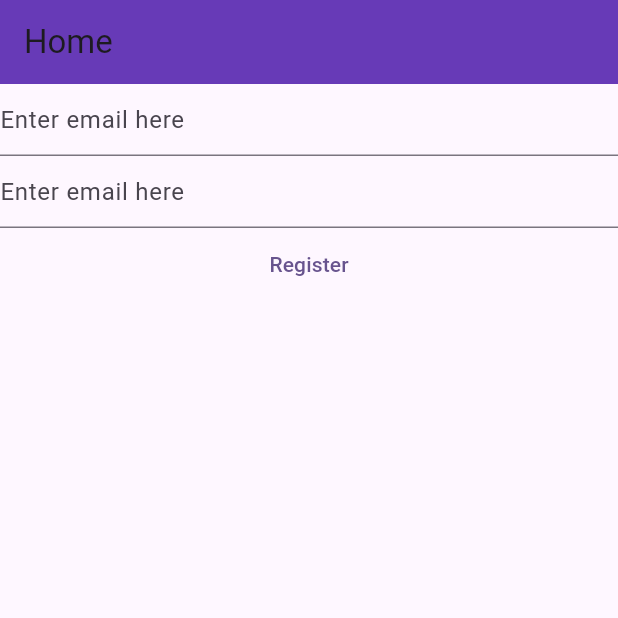
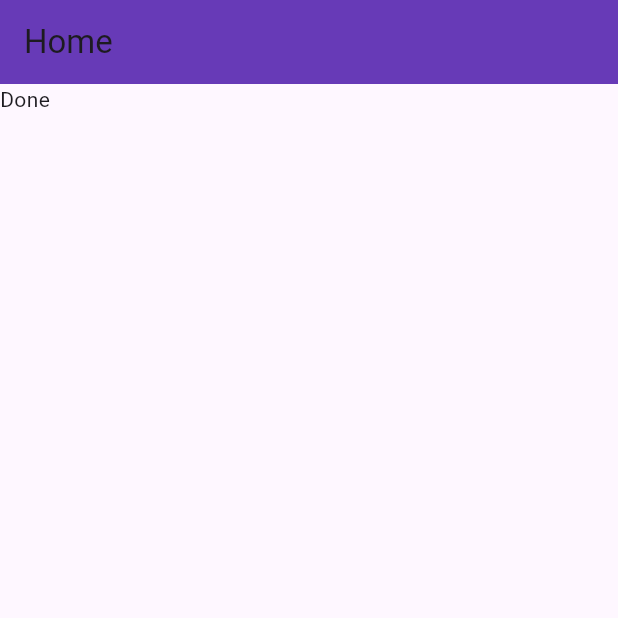
Before and after one commit to Kalzud/secondnotes, a Flutter app: the screen it shows after launch, on a phone screen of 412 x 824 dp, the top half of it. Run offline on Flutter 3.47's test engine with Material 2 defaults, Android fonts, the phone set to English and light mode, and no system bars; our stand-ins replace firebase_auth, firebase_core; accounts and stored records are empty.

Commit message:
second commit

```diff
--- a/lib/main.dart
+++ b/lib/main.dart
@@ -3,27 +3,12 @@ import 'package:firebase_auth/firebase_auth.dart';
 import 'package:flutter/material.dart';
 import 'package:secondnotes/firebase_options.dart';
 
-void main() {
+void main() async {
   WidgetsFlutterBinding.ensureInitialized();
   runApp(
     MaterialApp(
       title: 'Flutter Demo',
       theme: ThemeData(
-        // This is the theme of your application.
-        //
-        // TRY THIS: Try running your application with "flutter run". You'll see
-        // the application has a blue toolbar. Then, without quitting the app,
-        // try changing the seedColor in the colorScheme below to Colors.green
-        // and then invoke "hot reload" (save your changes or press the "hot
-        // reload" button in a Flutter-supported IDE, or press "r" if you used
-        // the command line to start the app).
-        //
-        // Notice that the counter didn't reset back to zero; the application
-        // state is not lost during the reload. To reset the state, use hot
-        // restart instead.
-        //
-        // This works for code too, not just values: Most code changes can be
-        // tested with just a hot reload.
         colorScheme: ColorScheme.fromSeed(seedColor: Colors.deepPurple),
         useMaterial3: true,
       ),
@@ -32,30 +17,8 @@ void main() {
   );
 }
 
-class HomePage extends StatefulWidget {
+class HomePage extends StatelessWidget {
   const HomePage({super.key});
-
-  @override
-  State<HomePage> createState() => _HomePageState();
-}
-
-class _HomePageState extends State<HomePage> {
-  late final TextEditingController _email;
-  late final TextEditingController _password;
-
-  @override
-  void initState() {
-    _email = TextEditingController();
-    _password = TextEditingController();
-    super.initState();
-  }
-
-  @override
-  void dispose() {
-    _email.dispose();
-    _password.dispose();
-    super.dispose();
-  }
 
   @override
   Widget build(BuildContext context) {
@@ -64,30 +27,24 @@ class _HomePageState extends State<HomePage> {
           title: const Text('Home'),
           backgroundColor: Colors.deepPurple,
         ),
-        body: Column(
-          children: [
-            TextField(
-              controller: _email,
-              decoration: const InputDecoration(hintText: 'Enter email here'),
-            ),
-            TextField(
-              controller: _password,
-              decoration: const InputDecoration(hintText: 'Enter email here'),
-            ),
-            TextButton(
-                onPressed: () async {
-                  await Firebase.initializeApp(
-                    options: DefaultFirebaseOptions.currentPlatform,
-                  );
-                  final email = _email.text;
-                  final password = _password.text;
-                  final usercredential = await FirebaseAuth.instance
-                      .createUserWithEmailAndPassword(
-                          email: email, password: password);
-                  print(usercredential);
-                },
-                child: const Text('Register'))
-          ],
+        body: FutureBuilder(
+          future: Firebase.initializeApp(
+            options: DefaultFirebaseOptions.currentPlatform,
+          ),
+          builder: (context, snapshot) {
+            switch (snapshot.connectionState) {
+              case ConnectionState.done:
+                final user = FirebaseAuth.instance.currentUser;
+                if (user?.emailVerified ?? false) {
+                  print('Email is verified');
+                } else {
+                  print('email is not verified');
+                }
+                return const Text('Done');
+              default:
+                return const Text('Loading......');
+            }
+          },
         ));
   }
 }
--- a/pubspec.yaml
+++ b/pubspec.yaml
@@ -39,6 +39,7 @@ dependencies:
   firebase_auth: ^4.9.0
   cloud_firestore: ^4.9.1
   firebase_analytics: ^10.4.5
+  firebase_app_check: ^0.1.5+2
 
 dev_dependencies:
   flutter_test:
```
Also changed, not shown: lib/views/login_view.dart (+85 -0 lines), lib/views/registration_view.dart (+87 -0 lines), lib/firebase_options.dart, pubspec.lock, 3 other files.
